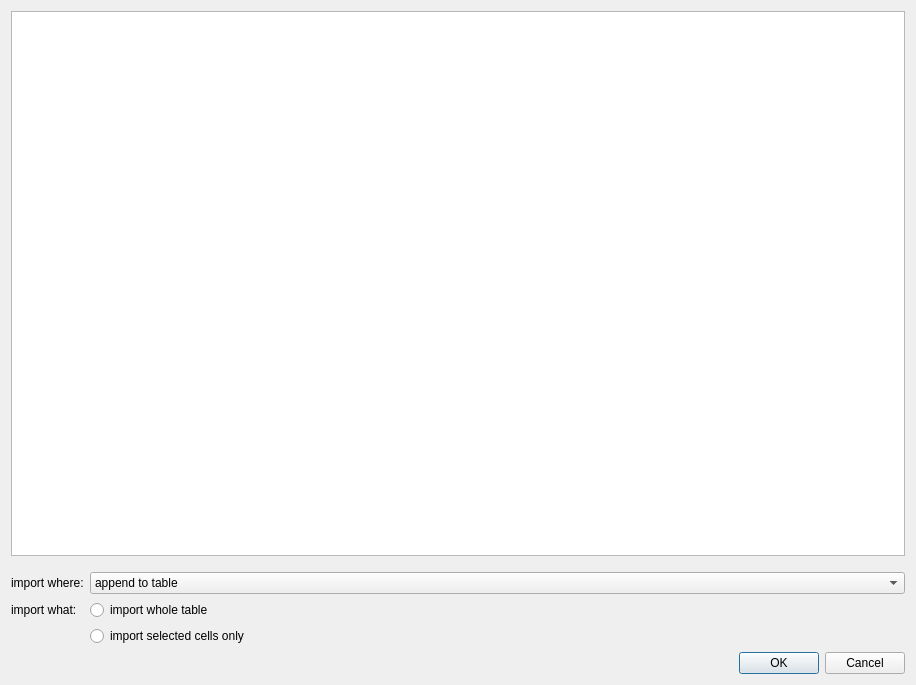
First picture: the form in plugins/table/dlgimporttable.ui, repository jkriege2/QuickFit3, before the edit.
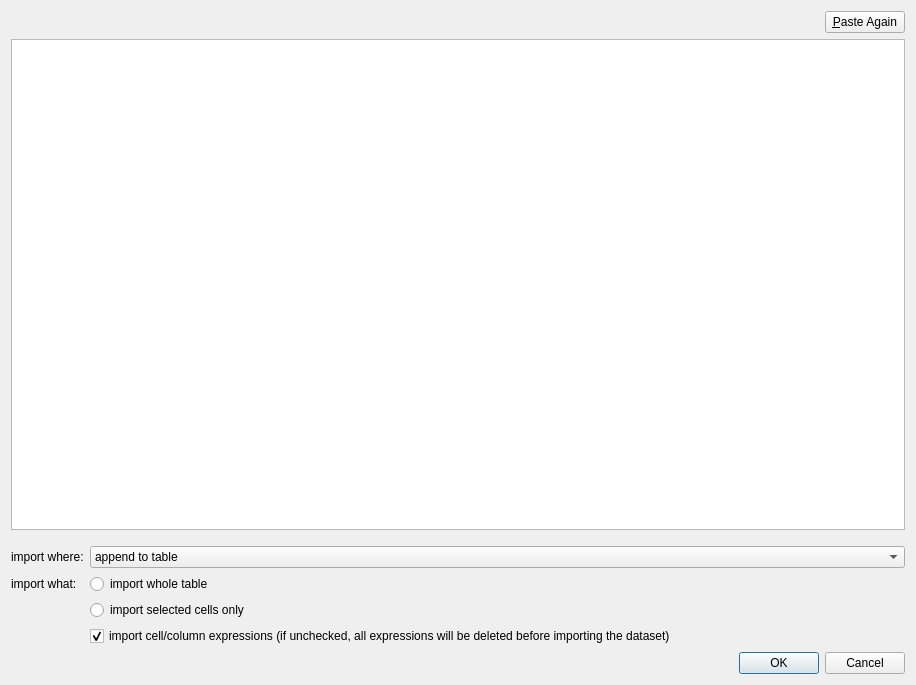
Second picture: the form after the edit. Icons and pictures are not drawn.

```diff
--- a/plugins/table/dlgimporttable.ui
+++ b/plugins/table/dlgimporttable.ui
@@ -20,7 +20,38 @@
    <iconset resource="qfrdrtable.qrc">
     <normaloff>:/table/table_import_large.png</normaloff>:/table/table_import_large.png</iconset>
   </property>
-  <layout class="QVBoxLayout" name="verticalLayout" stretch="1,0,0">
+  <layout class="QVBoxLayout" name="verticalLayout" stretch="0,1,0,0">
+   <item>
+    <layout class="QHBoxLayout" name="horizontalLayout">
+     <item>
+      <spacer name="horizontalSpacer">
+       <property name="orientation">
+        <enum>Qt::Horizontal</enum>
+       </property>
+       <property name="sizeHint" stdset="0">
+        <size>
+         <width>40</width>
+         <height>20</height>
+        </size>
+       </property>
+      </spacer>
+     </item>
+     <item>
+      <widget class="QPushButton" name="btnPasteAgain">
+       <property name="text">
+        <string>&amp;Paste Again</string>
+       </property>
+       <property name="icon">
+        <iconset resource="qfrdrtable.qrc">
+         <normaloff>:/table/paste.png</normaloff>:/table/paste.png</iconset>
+       </property>
+       <property name="shortcut">
+        <string>Ctrl+V</string>
+       </property>
+      </widget>
+     </item>
+    </layout>
+   </item>
    <item>
     <widget class="QTableView" name="tableView"/>
    </item>
@@ -76,6 +107,16 @@
        </property>
       </widget>
      </item>
+     <item row="3" column="1">
+      <widget class="QCheckBox" name="chkImportExressions">
+       <property name="text">
+        <string>import cell/column expressions (if unchecked, all expressions will be deleted before importing the dataset)</string>
+       </property>
+       <property name="checked">
+        <bool>true</bool>
+       </property>
+      </widget>
+     </item>
     </layout>
    </item>
    <item>
```
Left out of the diff: 2 changed lines with no effect on the pictures.
